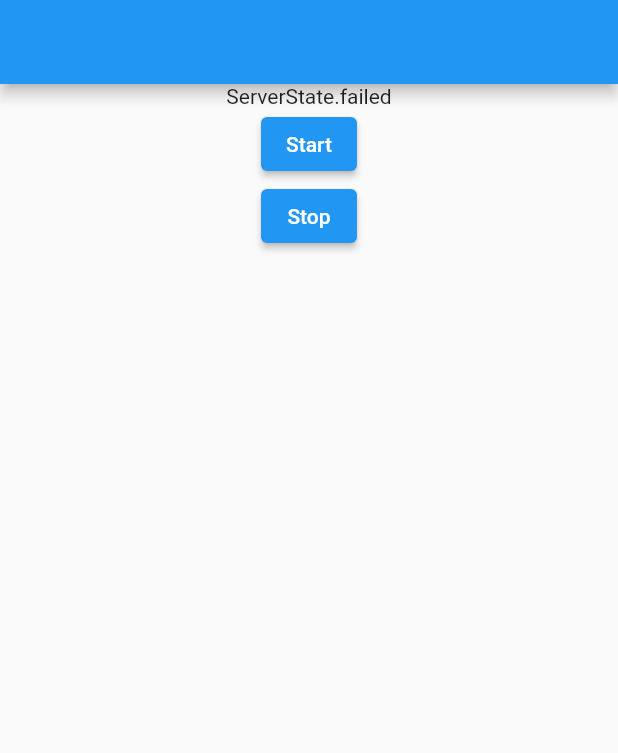
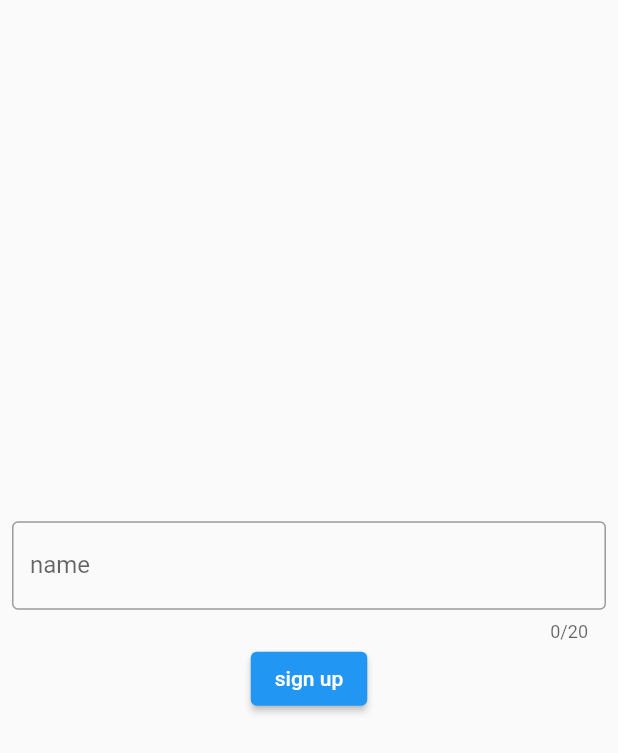
Before and after one commit to MohammedFlutter/attendance_server, a Flutter app: the screen it shows after launch, on a phone screen of 412 x 824 dp. Shown: the top 753 px of the screen. Run offline on Flutter 3.47's test engine with Material 2 defaults, Android fonts, the phone set to English and light mode, and no system bars; our stand-ins replace logger.

Commit message:
sign in screen , provider teacher and some edit in domain

```diff
--- a/lib/domain/attendance.dart
+++ b/lib/domain/attendance.dart
@@ -5,10 +5,10 @@ class Attendance {
 
   final List<Student> students;
 
-  Attendance._(this.history, this.students);
+  Attendance(this.history, [this.students=const []]);
   factory Attendance.fromJson (Map<String, dynamic> json){
     var temp= json['students'] as List<Map<String,dynamic>>;
-    return Attendance._(json['history'], temp.map((e) => Student.fromJson(e)).toList());
+    return Attendance(json['history'], temp.map((e) => Student.fromJson(e)).toList());
   }
   Map<String ,dynamic> toJson(){
     return {
--- a/lib/domain/course.dart
+++ b/lib/domain/course.dart
@@ -6,10 +6,10 @@ class Course {
 
   final List<Attendance> Attendances;
 
-  Course._(this.title, this.Attendances);
+  Course(this.title, [this.Attendances=const []]);
   factory Course.fromJson (Map<String, dynamic> json){
     var temp= json['Attendances'] as List<Map<String,dynamic>>;
-    return Course._(json['title'], temp.map((e) => Attendance.fromJson(e)).toList() );
+    return Course(json['title'], temp.map((e) => Attendance.fromJson(e)).toList() );
   }
   Map<String ,dynamic> toJson(){
     return {
--- a/lib/domain/student.dart
+++ b/lib/domain/student.dart
@@ -4,10 +4,10 @@ class Student {
   final String name;
   final String deviceName;
 
-  Student._(this.id, this.ip, this.name, this.deviceName);
+  Student(this.id, this.ip, this.name, this.deviceName);
 
   factory Student.fromJson(Map<String, dynamic> json) =>
-      Student._(json['id'], json['ip'], json['name'], json['deviceName']);
+      Student(json['id'], json['ip'], json['name'], json['deviceName']);
 
   Map<String,dynamic> toJson(){
     return {
--- a/lib/domain/teacher.dart
+++ b/lib/domain/teacher.dart
@@ -5,10 +5,10 @@ class Teacher{
 
   final List<Course> courses;
 
-  Teacher._(this.name, this.courses);
-  factory Teacher (Map<String, dynamic> json){
+  Teacher(this.name, [this.courses=const []]);
+  factory Teacher.fromjson (Map<String, dynamic> json){
     var temp= json['courses'] as List<Map<String,dynamic>>;
-    return Teacher._(json['name'], temp.map((e) => Course.fromJson(e)).toList() );
+    return Teacher(json['name'], temp.map((e) => Course.fromJson(e)).toList() );
   }
   Map<String ,dynamic> toJson(){
     return {
--- a/lib/main.dart
+++ b/lib/main.dart
@@ -1,14 +1,19 @@
 import 'package:attendance_server/provider/server.dart';
+import 'package:attendance_server/provider/teacher.dart';
 import 'package:attendance_server/ui/screen/home_screen.dart';
+import 'package:attendance_server/ui/screen/sign_up_screen.dart';
 import 'package:flutter/material.dart';
 import 'package:logger/logger.dart';
 import 'package:provider/provider.dart';
 
-Logger logger =Logger();
+Logger logger = Logger();
 
 void main() {
   runApp(MultiProvider(
-    providers: [ChangeNotifierProvider(create: (_) => ServerProvider())],
+    providers: [
+      ChangeNotifierProvider(create: (_) => ServerProvider()),
+      ChangeNotifierProvider(create: (_) => TeacherProvider())
+    ],
     child: const MyApp(),
   ));
 }
@@ -23,7 +28,7 @@ class MyApp extends StatelessWidget {
       theme: ThemeData(
         primarySwatch: Colors.blue,
       ),
-      home: const HomeScreen(),
+      home: const SignupScreen(),
     );
   }
 }
--- /dev/null
+++ b/lib/provider/teacher.dart
@@ -0,0 +1,11 @@
+import 'package:attendance_server/domain/teacher.dart';
+import 'package:flutter/material.dart';
+
+class TeacherProvider extends ChangeNotifier{
+  Teacher? teacher;
+  setName(String name ){
+    teacher =Teacher(name);
+    notifyListeners();
+  }
+
+}
--- a/lib/ui/screen/sign_up_screen.dart
+++ b/lib/ui/screen/sign_up_screen.dart
@@ -0,0 +1,64 @@
+import 'package:attendance_server/provider/teacher.dart';
+import 'package:attendance_server/ui/screen/home_screen.dart';
+import 'package:flutter/material.dart';
+import 'package:provider/provider.dart';
+
+import '../widget/custom_text_field.dart';
+
+class SignupScreen extends StatefulWidget {
+  const SignupScreen({Key? key}) : super(key: key);
+
+  @override
+  State<SignupScreen> createState() => _SignupScreenState();
+}
+
+class _SignupScreenState extends State<SignupScreen> {
+  late TextEditingController controllerName;
+
+  late GlobalKey<FormState> formKey;
+
+  @override
+  void initState() {
+    formKey=GlobalKey<FormState>();
+    controllerName = TextEditingController();
+    super.initState();
+  }
+
+  @override
+  Widget build(BuildContext context) {
+    return Scaffold(
+      body: Center(
+        child: Form(
+          key: formKey,
+            child: Padding(
+              padding: const EdgeInsets.all(8.0),
+              child: Column(
+                mainAxisSize: MainAxisSize.min,
+          children: [
+              CustomTextField(
+                  label: 'name',
+                  controller: controllerName,
+                  validator: validator,
+                  typeKeyboard: TextInputType.name),
+              ElevatedButton(onPressed: onSign, child: const Text('sign up'))
+          ],
+        ),
+            )),
+      ),
+    );
+  }
+
+  void onSign() {
+    if(formKey.currentState?.validate()??false){
+      context.read<TeacherProvider>().setName(controllerName.text);
+      Navigator.pushAndRemoveUntil(
+        context,
+        MaterialPageRoute(builder: (_) => const HomeScreen()),
+        (route) => false,
+      );
+    }
+  }
+
+  String? validator(String? value) =>
+      (value?.isEmpty ?? true) ? 'field is Empty' : null;
+}
--- /dev/null
+++ b/lib/ui/widget/custom_text_field.dart
@@ -0,0 +1,36 @@
+import 'package:flutter/material.dart';
+
+
+
+class CustomTextField extends StatefulWidget {
+   const CustomTextField(
+      {Key? key, required this.label, required this.controller, this.typeKeyboard = TextInputType
+          .text, this.validator, this.isPassword,this.inputAction=TextInputAction.next})
+      : super(key: key);
+  final TextEditingController controller;
+  final String label;
+  final TextInputType typeKeyboard;
+  final String? Function(String?)? validator;
+  final bool? isPassword;
+  final TextInputAction inputAction;
+
+  @override
+  State<CustomTextField> createState() => _CustomTextFieldState();
+}
+
+class _CustomTextFieldState extends State<CustomTextField> {
+  @override
+  Widget build(BuildContext context) {
+    return TextFormField(
+      textInputAction: widget.inputAction,
+      validator:widget.validator,
+      controller: widget.controller,
+      maxLines: 1,
+      maxLength: 20,
+      keyboardType: widget.typeKeyboard,
+      obscureText: widget.isPassword??false,
+      decoration: InputDecoration(
+          label: Text(widget.label,), border: const OutlineInputBorder()),
+    );
+  }
+}
```
Also changed, not shown: lib/ui/screen/home_screen.dart (+15 -9 lines).
